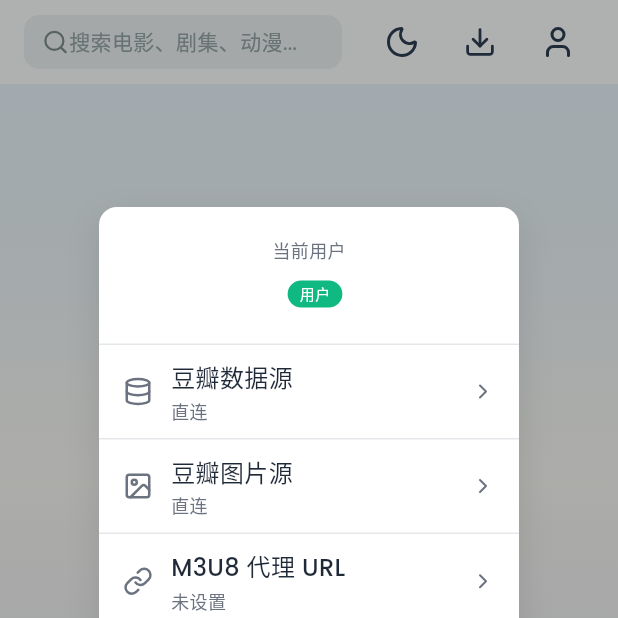
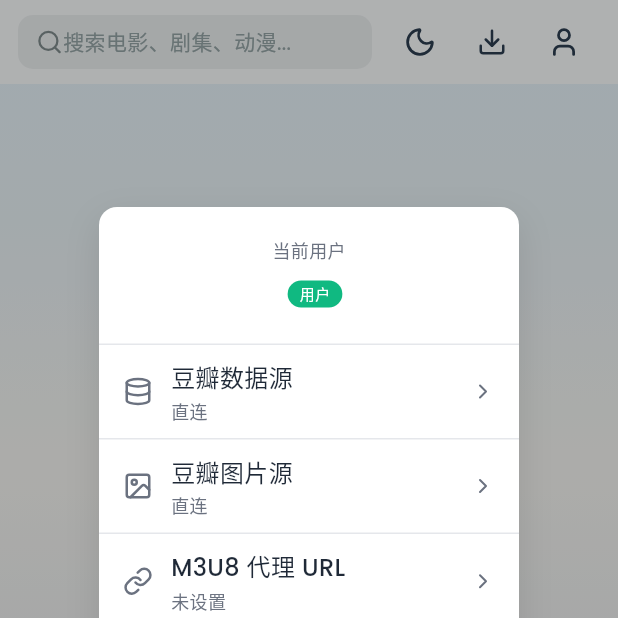
Before and after one commit to ZangEdward/SuperTV, a Flutter app: the MainLayout screen opened directly with empty values, after a tap on an icon or button, on a phone screen of 412 x 824 dp, the top half of it. Run offline on Flutter 3.47's test engine with Material 3 defaults, Android fonts, the phone set to English and light mode, and no system bars; our stand-ins replace cached_network_image, dio, google_fonts, lucide_icons_flutter, package_info_plus, shared_preferences; missing offline and left inert: app_settings, bitsdojo_window, bs58check, dlna_dart, gal, gbk_codec and 7 more; accounts and stored records are empty.

Commit message:
修复缓存

```diff
--- a/lib/screens/anime_screen.dart
+++ b/lib/screens/anime_screen.dart
@@ -389,9 +389,7 @@
         setState(() {
           if (result.success && result.data != null) {
             _bangumiList.clear();
-            _bangumiList.addAll(
-              result.data!.where((item) => item.images.bestImageUrl.isNotEmpty).toList()
-            );
+            _bangumiList.addAll(result.data!);
             _hasMore = false; // Bangumi 数据不支持分页
           } else {
             _errorMessage = result.message ?? '加载失败';
--- a/lib/widgets/main_layout.dart
+++ b/lib/widgets/main_layout.dart
@@ -334,7 +334,18 @@
                             _buildHeader(context, themeService, isTablet),
                             // 主要内容区域
                             Expanded(
-                              child: widget.content,
+                              child: NotificationListener<ScrollNotification>(
+                                onNotification: (notification) {
+                                  if (notification is ScrollStartNotification ||
+                                      notification is ScrollUpdateNotification) {
+                                    if (_overlayEntry != null) {
+                                      _removeOverlay();
+                                    }
+                                  }
+                                  return false;
+                                },
+                                child: widget.content,
+                              ),
                             ),
                             // 底部导航栏（仅非平板模式显示）
                             if (!isTablet && widget.showBottomNav)
@@ -465,8 +476,8 @@
     return Container(
       padding: EdgeInsets.only(
         top: topPadding,
-        left: 16,
-        right: 16,
+        left: 12,
+        right: 12,
         bottom: 8,
       ),
       decoration: BoxDecoration(
@@ -530,7 +541,7 @@
               ),
             ),
           ),
-          const SizedBox(width: 16),
+          const SizedBox(width: 8),
           // 右侧按钮组
           _buildRightButtons(themeService),
         ],
@@ -675,7 +686,7 @@
             // 搜索框在整个屏幕水平居中
             Center(
               child: SizedBox(
-                width: MediaQuery.of(context).size.width * 0.5,
+                width: MediaQuery.of(context).size.width * 0.7,
                 child: searchBoxWidget,
               ),
             ),
@@ -696,7 +707,7 @@
         crossAxisAlignment: CrossAxisAlignment.center,
         children: [
           Expanded(child: searchBoxWidget),
-          const SizedBox(width: 16),
+          const SizedBox(width: 8),
           _buildRightButtons(themeService),
         ],
       ),
@@ -709,6 +720,8 @@
       children: [
         // 深浅模式切换按钮
         IconButton(
+          padding: const EdgeInsets.all(8),
+          constraints: const BoxConstraints(),
           icon: AnimatedSwitcher(
             duration: const Duration(milliseconds: 300),
             transitionBuilder: (Widget child, Animation<double> animation) {
@@ -720,21 +733,22 @@
               color: themeService.isDarkMode
                   ? const Color(0xFFffffff)
                   : const Color(0xFF2c3e50),
-              size: 24,
+              size: 22, // 稍微缩小一点图标
             ),
           ),
           onPressed: () => themeService.toggleTheme(context),
           tooltip: themeService.isDarkMode ? '切换到浅色模式' : '切换到深色模式',
         ),
-        const SizedBox(width: 4),
         // 缓存管理按钮
         IconButton(
+          padding: const EdgeInsets.all(8),
+          constraints: const BoxConstraints(),
           icon: Icon(
             LucideIcons.download,
             color: themeService.isDarkMode
                 ? const Color(0xFFffffff)
                 : const Color(0xFF2c3e50),
-            size: 22,
+            size: 20, // 稍微缩小一点图标
           ),
           onPressed: () {
             Navigator.push(
@@ -744,15 +758,16 @@
           },
           tooltip: '缓存管理',
         ),
-        const SizedBox(width: 4),
         // 用户按钮
         IconButton(
+          padding: const EdgeInsets.all(8),
+          constraints: const BoxConstraints(),
           icon: Icon(
             LucideIcons.user,
             color: themeService.isDarkMode
                 ? const Color(0xFFffffff)
                 : const Color(0xFF2c3e50),
-            size: 24,
+            size: 22, // 稍微缩小一点图标
           ),
           onPressed: () {
             setState(() {
```
Also changed, not shown: lib/models/bangumi.dart (+20 -5 lines), lib/utils/image_url.dart (+31 -4 lines).
